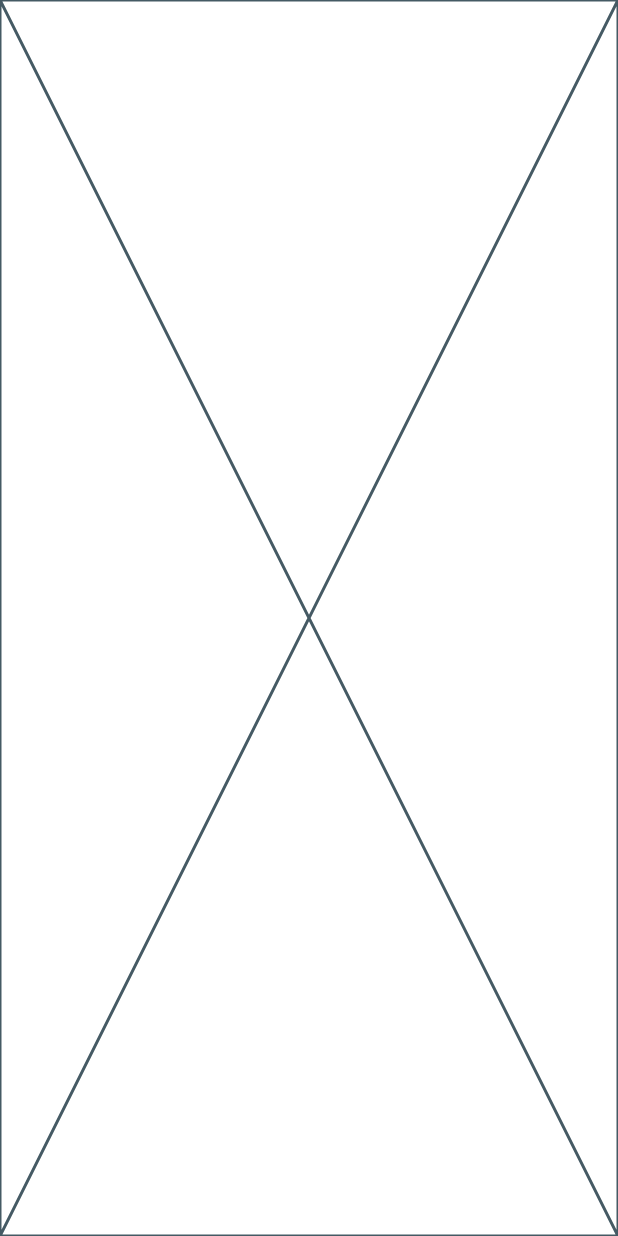
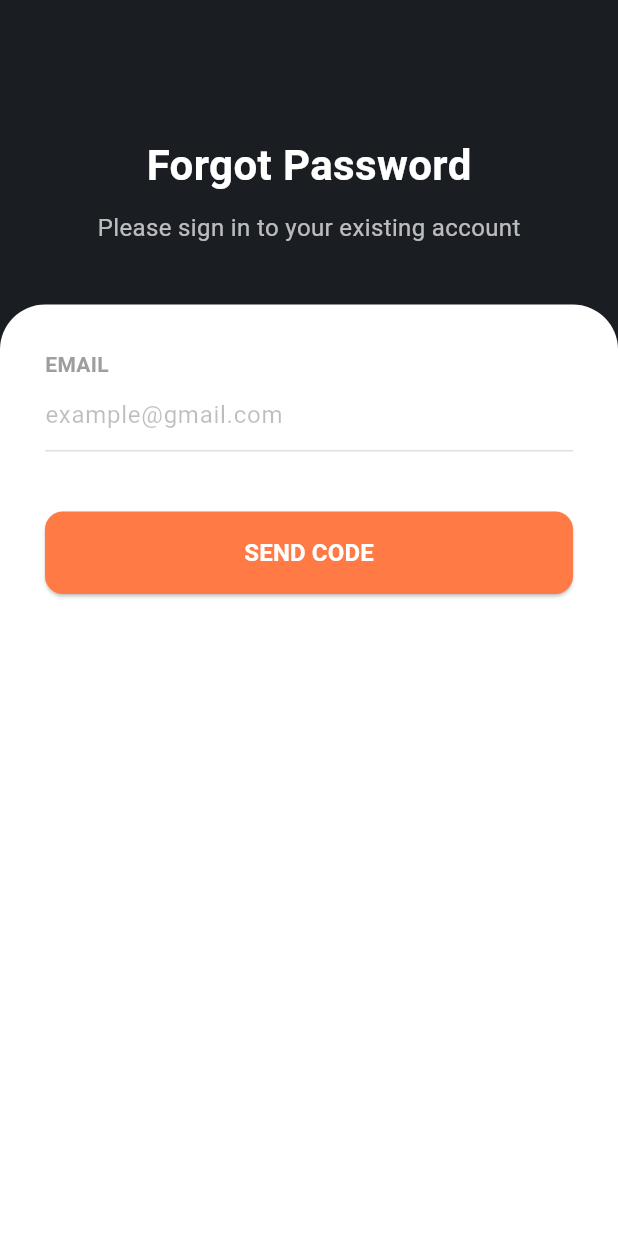
Before and after one commit to royaallam/food_app_flutter, a Flutter app: the LoginPage screen opened directly, after a tap on "Forgot Password", on a phone screen of 412 x 824 dp. Run offline on Flutter 3.47's test engine with Material 3 defaults, Android fonts, the phone set to English and light mode, and no system bars.

Commit message:
first commit

```diff
--- a/lib/auto/forget_password.dart
+++ b/lib/auto/forget_password.dart
@@ -1,15 +1,82 @@
 import 'package:flutter/material.dart';
 
-class ForgetPassword extends StatefulWidget {
-  const ForgetPassword({super.key});
-
-  @override
-  State<ForgetPassword> createState() => _ForgetPasswordState();
-}
-
-class _ForgetPasswordState extends State<ForgetPassword> {
+class ForgetPassword extends StatelessWidget {
   @override
   Widget build(BuildContext context) {
-    return const Placeholder();
+    return Scaffold(
+      backgroundColor: Color(0xFF1A1D21), // لون الخلفية الداكن العلوي
+      body: Column(
+        children: [
+          // الجزء العلوي (العنوان وزر الرجوع)
+          Container(
+            padding: EdgeInsets.only(top: 60, left: 20, right: 20, bottom: 40),
+            child: Column(
+              crossAxisAlignment: CrossAxisAlignment.start,
+              children: [
+
+                SizedBox(height: 30),
+                Center(
+                  child: Column(
+                    children: [
+                      Text(
+                        "Forgot Password",
+                        style: TextStyle(color: Colors.white, fontSize: 28, fontWeight: FontWeight.bold),
+                      ),
+                      SizedBox(height: 10),
+                      Text(
+                        "Please sign in to your existing account",
+                        style: TextStyle(color: Colors.white70, fontSize: 16),
+                      ),
+                    ],
+                  ),
+                ),
+              ],
+            ),
+          ),
+
+          // الجزء السفلي (حقل الإدخال والزر)
+          Expanded(
+            child: Container(
+              padding: EdgeInsets.all(30),
+              decoration: BoxDecoration(
+                color: Colors.white, // لون الحاوية السفلية
+                borderRadius: BorderRadius.only(
+                  topLeft: Radius.circular(30),
+                  topRight: Radius.circular(30),
+                ),
+              ),
+              child: Column(
+                crossAxisAlignment: CrossAxisAlignment.start,
+                children: [
+                  Text("EMAIL", style: TextStyle(color: Colors.grey, fontWeight: FontWeight.bold)),
+                  TextField(
+                    decoration: InputDecoration(
+                      hintText: "example@gmail.com",
+                      hintStyle: TextStyle(color: Colors.black26),
+                      enabledBorder: UnderlineInputBorder(borderSide: BorderSide(color: Colors.grey.shade300)),
+                    ),
+                  ),
+                  SizedBox(height: 40),
+                  SizedBox(
+                    width: double.infinity,
+                    height: 55,
+                    child: ElevatedButton(
+                      onPressed: () {
+                        // هنا تضع وظيفة إرسال الكود
+                      },
+                      style: ElevatedButton.styleFrom(
+                        backgroundColor: Color(0xFFFF7A45), // لون الزر البرتقالي
+                        shape: RoundedRectangleBorder(borderRadius: BorderRadius.circular(12)),
+                      ),
+                      child: Text("SEND CODE", style: TextStyle(color: Colors.white, fontSize: 16, fontWeight: FontWeight.bold)),
+                    ),
+                  ),
+                ],
+              ),
+            ),
+          ),
+        ],
+      ),
+    );
   }
 }
--- a/lib/auto/login_screen.dart
+++ b/lib/auto/login_screen.dart
@@ -9,7 +9,7 @@ class LoginPage extends StatelessWidget {
   @override
   Widget build(BuildContext context) {
     return Scaffold(
-      backgroundColor: const Color(0xFF1E1E1E), // لون الخلفية العلوية الداكنة
+      backgroundColor:  Colors.black, // لون الخلفية العلوية الداكنة
       body: Stack(
         children: [
           // القسم العلوي: العنوان
--- a/lib/auto/sing_up_screen.dart
+++ b/lib/auto/sing_up_screen.dart
@@ -8,7 +8,7 @@ class SignUpScreen extends StatelessWidget {
   @override
   Widget build(BuildContext context) {
     return Scaffold(
-      backgroundColor: const Color.fromARGB(255, 6, 37, 84), // الجزء العلوي الداكن
+      backgroundColor: Colors.black, // الجزء العلوي الداكن
       body: Column(
         children: [
           // القسم العلوي (العنوان وزر الرجوع)
--- a/lib/onbarding/first_screen.dart
+++ b/lib/onbarding/first_screen.dart
@@ -19,7 +19,8 @@ class _FirstScreenState extends State<FirstScreen> {
       SizedBox(height: 20,),
       Text("All your favorites",style: TextStyle(
        color: Colors.deepOrange,
-        fontSize: 20
+        fontSize: 20,
+        fontWeight: FontWeight.bold
 
         ),),
       Container(
@@ -29,7 +30,7 @@ class _FirstScreenState extends State<FirstScreen> {
 
           color: Colors.deepOrange,
           fontSize: 18,
-           fontWeight: FontWeight.bold
+
              ),),
       ),
       ],
--- a/lib/onbarding/second_screen.dart
+++ b/lib/onbarding/second_screen.dart
@@ -17,7 +17,8 @@ Image.asset("images/3_chef.png",height: 250,width: 500,),
 SizedBox(height: 20,),
 Text("Order from chef",style: TextStyle(
   color: Colors.deepOrange,
-  fontSize: 20
+  fontSize: 20,
+  fontWeight: FontWeight.bold
 
 ),),
 SizedBox(height: 20,),
@@ -26,7 +27,7 @@ Text("Get all your loved foods in one once place,\n you just place the orer do t
 
   color: Colors.deepOrange,
   fontSize: 18,
-  fontWeight: FontWeight.bold
+
 ),),
       ],
     );
--- a/lib/onbarding/third_screen.dart
+++ b/lib/onbarding/third_screen.dart
@@ -18,16 +18,18 @@ Image.asset("images/2_dev.png",height: 250,width: 500,
 SizedBox(height: 10,),
 Text("Free delivery offers",style: TextStyle(
   color: Colors.deepOrange,
-  fontSize: 14
+  fontSize: 20,
+  fontWeight: FontWeight.bold
+
 
 ),),
 SizedBox(height: 20,),
 Text("Get all your loved foods in one once place,\n you just place the orer do the rest",textAlign: TextAlign.center
 ,style: TextStyle(
 
-  color: Colors.amber,
-  fontSize: 20,
-  fontWeight: FontWeight.bold
+  color: Colors.deepOrangeAccent,
+  fontSize: 18,
+
 ),),
       ],
     );
```
